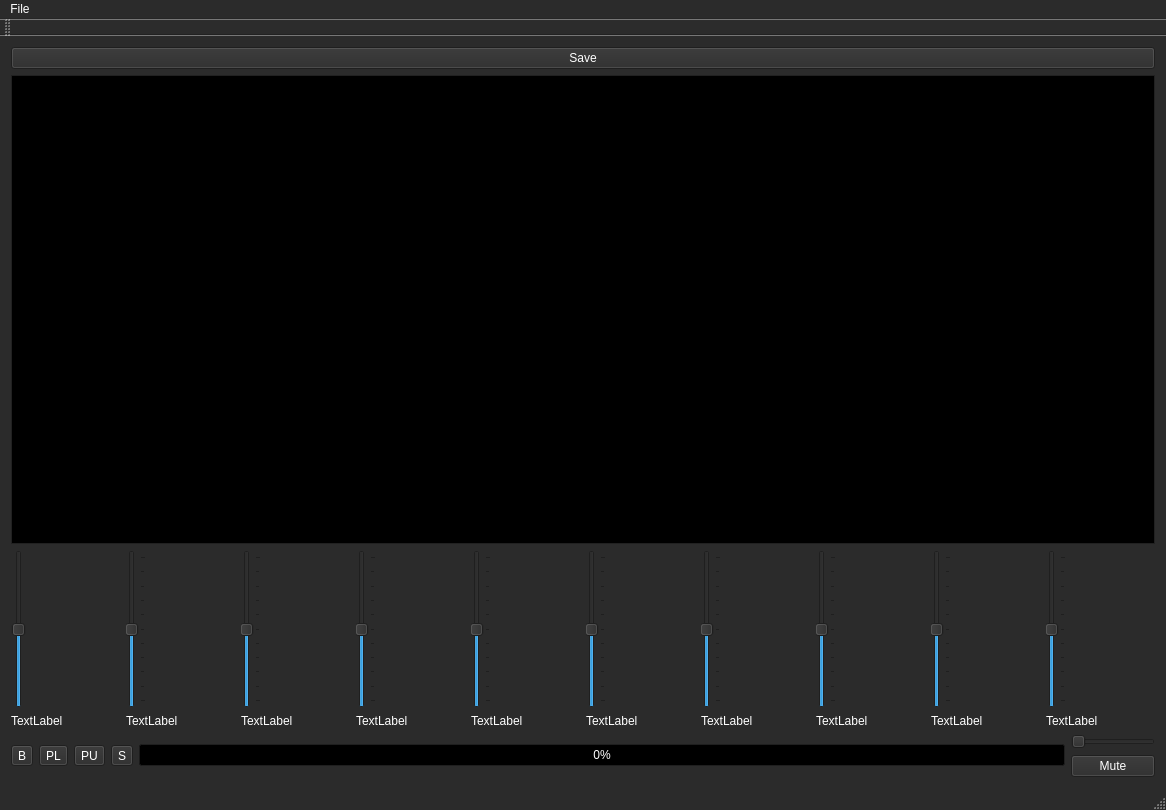
Qt form Task2/mainwindow.ui (alaagamal98/multichannel-signal-viewer) before a commit.
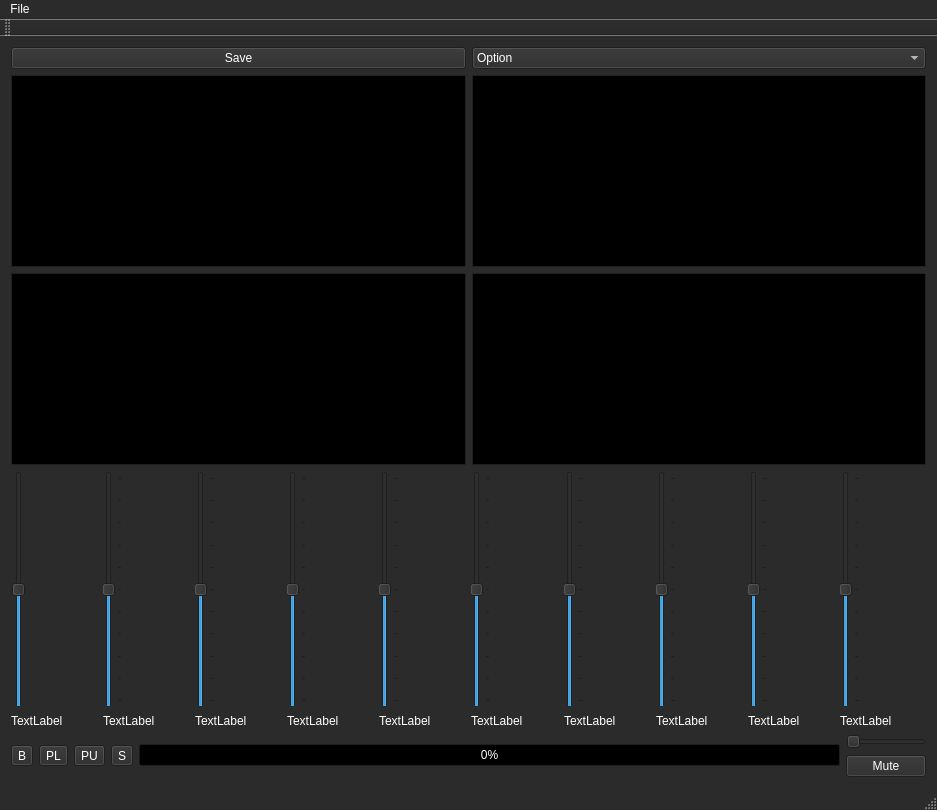
The same form after that commit. Custom widgets are drawn as their Qt base class.

```diff
--- a/Task2/mainwindow.ui
+++ b/Task2/mainwindow.ui
@@ -6,7 +6,7 @@
    <rect>
     <x>0</x>
     <y>0</y>
-    <width>1166</width>
+    <width>937</width>
     <height>810</height>
    </rect>
   </property>
@@ -429,14 +429,14 @@
    <string>MainWindow</string>
   </property>
   <widget class="QWidget" name="centralWidget">
-   <layout class="QGridLayout" name="gridLayout_2">
-    <item row="0" column="0">
      <layout class="QGridLayout" name="gridLayout">
       <item row="0" column="0">
-       <layout class="QVBoxLayout" name="verticalLayout_13" stretch="56,20">
+     <layout class="QVBoxLayout" name="verticalLayout_13">
         <item>
          <layout class="QVBoxLayout" name="verticalLayout_12">
           <item>
+         <layout class="QHBoxLayout" name="horizontalLayout_6">
+          <item>
            <widget class="QPushButton" name="save">
             <property name="text">
              <string>Save</string>
@@ -444,8 +444,51 @@
            </widget>
           </item>
           <item>
+           <widget class="QComboBox" name="comboBox">
+            <item>
+             <property name="text">
+              <string>Option</string>
+             </property>
+            </item>
+            <item>
+             <property name="text">
+              <string>Hann</string>
+             </property>
+            </item>
+            <item>
+             <property name="text">
+              <string>Ham</string>
+             </property>
+            </item>
+            <item>
+             <property name="text">
+              <string>Rect</string>
+             </property>
+            </item>
+           </widget>
+          </item>
+         </layout>
+        </item>
+        <item>
+         <layout class="QHBoxLayout" name="horizontalLayout_4">
+          <item>
            <widget class="PlotWidget" name="graphicsView"/>
           </item>
+          <item>
+           <widget class="PlotWidget" name="graphicsView_2"/>
+          </item>
+         </layout>
+        </item>
+        <item>
+         <layout class="QHBoxLayout" name="horizontalLayout_5">
+          <item>
+           <widget class="PlotWidget" name="graphicsView_3"/>
+          </item>
+          <item>
+           <widget class="PlotWidget" name="graphicsView_4"/>
+          </item>
+         </layout>
+        </item>
          </layout>
         </item>
         <item>
@@ -755,9 +798,7 @@
           </item>
          </layout>
         </item>
-       </layout>
-      </item>
-      <item row="1" column="0">
+      <item>
        <layout class="QHBoxLayout" name="horizontalLayout_2" stretch="2,55,5">
         <item>
          <layout class="QHBoxLayout" name="horizontalLayout">
@@ -830,7 +871,7 @@
     <rect>
      <x>0</x>
      <y>0</y>
-     <width>1166</width>
+     <width>937</width>
      <height>20</height>
     </rect>
    </property>
```
Lines whose indentation alone changed are shown as unchanged.
